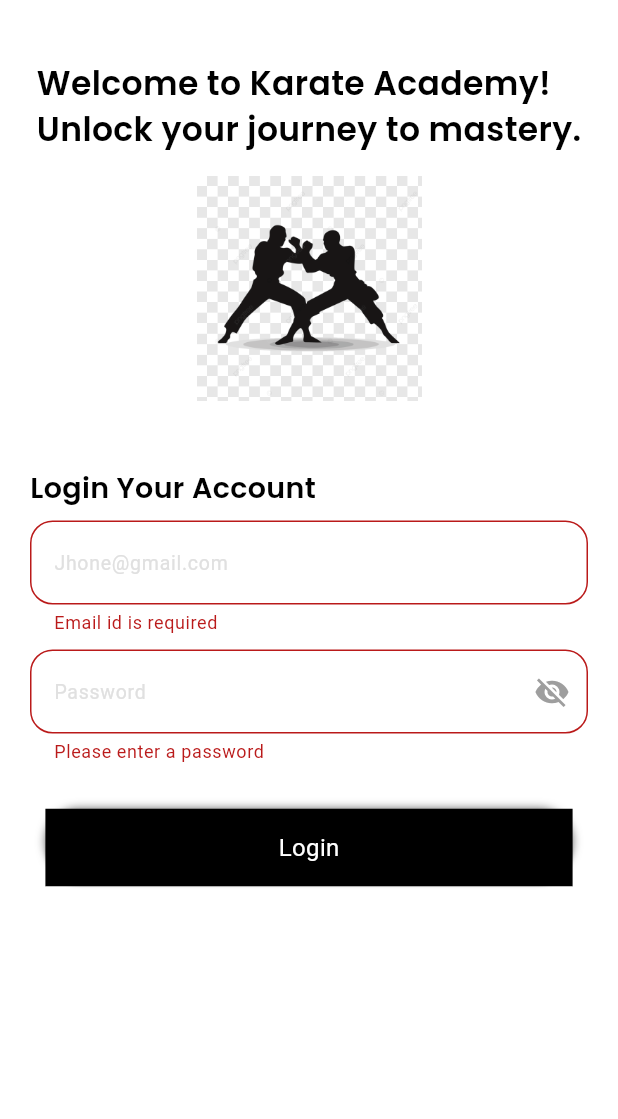
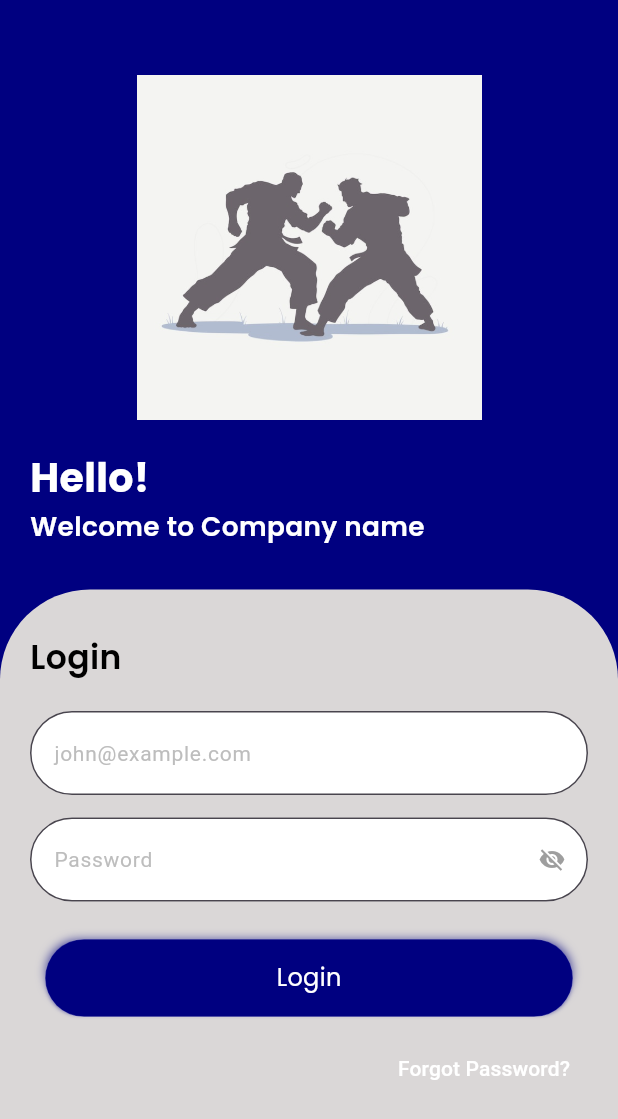
Before and after one commit to muhammadfazilkp/Karat-Champs, a Flutter app: the screen it shows after launch, after a tap on "Login", on a phone screen of 412 x 824 dp. Shown: the top 1119 px of the screen. Run offline on Flutter 3.47's test engine with Material 3 defaults, Android fonts, the phone set to English and light mode, and no system bars; our stand-ins replace flutter_screenutil, fluttertoast, shared_preferences, stacked; accounts and stored records are empty.

Commit message:
login ui changed

```diff
--- a/lib/app/router.dart
+++ b/lib/app/router.dart
@@ -9,7 +9,7 @@ class PageRouter {
     switch (settings.name) {
       case RoutePaths.login:
         return MaterialPageRoute(
-          builder: (context) => const Loginview(),
+          builder: (context) => const LoginView(),
           settings: settings,
         );
 
--- a/lib/constant/app_color.dart
+++ b/lib/constant/app_color.dart
@@ -1,8 +1,12 @@
 import 'package:flutter/material.dart';
 
-abstract class AppColors {
+abstract class Palete {
   static const Color black = Colors.black;
   static const Color bottom = Colors.white;
   static const Color appBar = Colors.yellow;
   static const Color text = Colors.black;
+  static const Color primaryColor = Color(0xFF000080);
+    static const Color lightGrey = Color(0xFFDAD7D7);
+
+
 }
--- a/lib/ui/login/loginview.dart
+++ b/lib/ui/login/loginview.dart
@@ -1,14 +1,14 @@
 import 'package:flutter/material.dart';
+import 'package:flutter_screenutil/flutter_screenutil.dart';
 import 'package:karatte_kid/app/utils.dart';
+import 'package:karatte_kid/constant/app_color.dart';
 import 'package:karatte_kid/constant/app_constant.dart';
-import 'package:karatte_kid/service/navigation_srvices.dart';
 import 'package:karatte_kid/ui/login/login_viewmodel.dart';
-import 'package:karatte_kid/widgets/tost.dart';
 import 'package:provider/provider.dart';
 import 'package:stacked/stacked.dart';
 
-class Loginview extends StatelessWidget {
-  const Loginview({super.key});
+class LoginView extends StatelessWidget {
+  const LoginView({super.key});
 
   @override
   Widget build(BuildContext context) {
@@ -16,80 +16,113 @@ class Loginview extends StatelessWidget {
       onViewModelReady: (viewModel) => viewModel.init(),
       builder: (context, model, _) {
         return Scaffold(
-          body: Container(
-            height: double.infinity,
-            width: double.infinity,
-            decoration: const BoxDecoration(
-              color: Colors.white,
-            ),
-            child: SingleChildScrollView(
-              child: Padding(
+          backgroundColor: Palete.primaryColor,
+          body: Column(
+            children: [
+              Padding(
                 padding:
-                    const EdgeInsets.symmetric(horizontal: 20, vertical: 40),
+                    const EdgeInsets.symmetric(horizontal: 20, vertical: 30),
                 child: Column(
                   crossAxisAlignment: CrossAxisAlignment.center,
                   children: [
-                    const Text(
-                      "Welcome to Karate Academy!\nUnlock your journey to mastery.",
-                      style: TextStyle(
-                        color: Colors.black,
-                        fontSize: 22,
-                        fontFamily: 'Poppins',
-                        fontWeight: FontWeight.w600,
-                      ),
-                      textAlign: TextAlign.start,
+                    const SizedBox(height: 20),
+                    // Image.asset('karatte_kid/assets/images/log_image.png',
+                    // height: 200,),/
+                    Image.asset(
+                      'assets/images/log_image.png',
+                      height: 230,
                     ),
-                    const SizedBox(height: 15),
 
-                    const Image(
-                      image: AssetImage('assets/images/karatte.png'),
-                      height: 150,
-                    ),
-                    const SizedBox(height: 45),
+                    const SizedBox(height: 20),
 
-                    const Align(
-                      alignment: Alignment.centerLeft,
+                    Align(
+                      alignment: Alignment.topLeft,
                       child: Text(
-                        'Login Your Account',
+                        "Hello!",
                         style: TextStyle(
-                          color: Colors.black,
-                          fontSize: 19,
-                          fontFamily: 'Poppins',
-                          fontWeight: FontWeight.w600,
-                        ),
+                            fontFamily: FontFamily.poppins,
+                            fontSize: 24.sp,
+                            color: Colors.white,
+                            fontWeight: FontWeight.bold),
+                        textAlign: TextAlign.start,
                       ),
                     ),
-                    const SizedBox(
-                      height: 8,
+                    Align(
+                      alignment: Alignment.topLeft,
+                      child: Text(
+                        "Welcome to Company name ",
+                        style: TextStyle(
+                            fontFamily: FontFamily.poppins,
+                            fontSize: 16.sp,
+                            color: Colors.white,
+                            fontWeight: FontWeight.w600),
+                        textAlign: TextAlign.start,
+                      ),
+                    )
+                  ],
+                ),
+              ),
+              Expanded(
+                child: Container(
+                  width: double.infinity,
+                  padding:
+                      const EdgeInsets.symmetric(horizontal: 20, vertical: 30),
+                  decoration: const BoxDecoration(
+                    color: Palete.lightGrey,
+                    borderRadius: BorderRadius.only(
+                      topLeft: Radius.circular(60),
+                      topRight: Radius.circular(60),
                     ),
-                    Form(
+                  ),
+                  child: SingleChildScrollView(
+                    child: Form(
                       key: model.formKey,
                       child: Column(
+                        crossAxisAlignment: CrossAxisAlignment.start,
                         children: [
+                          Text(
+                            "Login",
+                            style: TextStyle(
+                              color: Colors.black,
+                              fontSize: 22,
+                              fontFamily: FontFamily.poppins,
+                              fontWeight: FontWeight.w600,
+                            ),
+                          ),
+                          const SizedBox(height: 20),
+
                           TextFormField(
+                            controller: model.usernameController,
+                            keyboardType: TextInputType.emailAddress,
+                            validator: (value) => validateEmail(value),
                             decoration: InputDecoration(
-                              hintText: 'Jhone@gmail.com',
+                              filled: true,
+                              fillColor: Colors.white,
+                              hintText: 'john@example.com',
                               hintStyle: TextStyle(
-                                color: Colors.grey[300],
-                                fontSize: 13,
+                                color: Colors.grey[400],
+                                fontSize: 14,
                               ),
                               border: OutlineInputBorder(
-                                borderRadius: BorderRadius.circular(15),
+                                borderRadius: BorderRadius.circular(35),
                               ),
                             ),
-                            controller: model.usernameController,
-                            keyboardType: TextInputType.emailAddress,
-                            validator: (value) {
-                              return validateEmail(value);
-                            },
                           ),
-                          const SizedBox(height: 10),
+                          const SizedBox(height: 15),
+
                           TextFormField(
+                            controller: model.passcodeController,
+                            obscureText: !model.isPasswordVisible,
+                            validator: (value) => value!.isEmpty
+                                ? 'Please enter a password'
+                                : null,
                             decoration: InputDecoration(
+                              filled: true,
+                              fillColor: Colors.white,
                               hintText: 'Password',
                               hintStyle: TextStyle(
-                                color: Colors.grey[300],
-                                fontSize: 13,
+                                color: Colors.grey[400],
+                                fontSize: 14,
                               ),
                               suffixIcon: IconButton(
                                 icon: Icon(
@@ -97,51 +130,79 @@ class Loginview extends StatelessWidget {
                                       ? Icons.visibility
                                       : Icons.visibility_off,
                                   color: Colors.grey,
+                                  size: 18,
                                 ),
                                 onPressed: model.togglePasswordVisibility,
                               ),
                               border: OutlineInputBorder(
-                                borderRadius: BorderRadius.circular(15),
+                                borderRadius: BorderRadius.circular(35),
                               ),
                             ),
-                            obscureText: !model.isPasswordVisible,
-                            controller: model.passcodeController,
-                            validator: (value) {
-                              if (value == null || value.isEmpty) {
-                                return 'Please enter a password';
-                              }
-                              return null;
-                            },
+                          ),
+                          const SizedBox(height: 15),
+                          loginButton(
+                            label: "Login",
+                            onPressed: () {},
+                          ),
+
+                          // SizedBox(
+                          //   width: double.infinity,
+                          //   child: ElevatedButton(
+                          //     onPressed: () {
+                          //       if (model.formKey.currentState!.validate()) {
+                          //         model.login(
+                          //           model.usernameController.text.trim(),
+                          //           model.passcodeController.text.trim(),
+                          //         );
+                          //         if (model.isLogedIn!) {
+                          //           navigationService.pushNamedAndRemoveUntil(
+                          //               RoutePaths.homeview);
+                          //         } else {
+                          //           showToast(
+                          //               'Incorrect username or password. Please try again.');
+                          //         }
+                          //       }
+                          //     },
+                          //     style: ElevatedButton.styleFrom(
+                          //       backgroundColor: Colors.white,
+                          //       padding:
+                          //           const EdgeInsets.symmetric(vertical: 14),
+                          //       shape: RoundedRectangleBorder(
+                          //         borderRadius: BorderRadius.circular(15),
+                          //       ),
+                          //     ),
+                          //     child: Text(
+                          //       "Login",
+                          //       style: TextStyle(
+                          //           color: Colors.red,
+                          //           fontSize: 18,
+                          //           fontWeight: FontWeight.bold,
+                          //           fontFamily: FontFamily.poppins),
+                          //     ),
+                          //   ),
+                          // ),
+                          // // const SizedBox(height: 15),
+
+                          Align(
+                            alignment: Alignment.centerRight,
+                            child: TextButton(
+                              onPressed: () {},
+                              child: const Text(
+                                "Forgot Password?",
+                                style: TextStyle(
+                                  color: Colors.white,
+                                  fontSize: 14,
+                                ),
+                              ),
+                            ),
                           ),
                         ],
                       ),
                     ),
-                    const SizedBox(height: 20),
-
-                    /// **Login Button**
-                    loginButton(
-                      label: "Login",
-                      onPressed: () {
-                        if (model.formKey.currentState!.validate()) {
-                          model.login(
-                            model.usernameController.text.trim(),
-                            model.passcodeController.text.trim(),
-                          );
-                          if (model.isLogedIn!) {
-                            navigationService
-                                .pushNamedAndRemoveUntil(RoutePaths.homeview);
-                          }
-                          showToast(
-                              'Incorrect username or password. Please try again.');
-                        }
-                        model.usernameController.text = '';
-                        model.passcodeController.text = '';
-                      },
-                    ),
-                  ],
+                  ),
                 ),
               ),
-            ),
+            ],
           ),
         );
       },
@@ -172,15 +233,15 @@ Widget loginButton({
           color: Colors.white,
           style: BorderStyle.solid,
         ),
-        // borderRadius: BorderRadius.circular(30),
+        borderRadius: BorderRadius.circular(30),
         gradient: const LinearGradient(
           begin: Alignment.topCenter,
           end: Alignment.bottomCenter,
           stops: const [0, 0.5, 1],
           colors: [
-            Colors.black,
-            Colors.black,
-            Colors.black,
+            Palete.primaryColor,
+            Palete.primaryColor,
+            Palete.primaryColor
           ],
         ),
       ),
@@ -188,30 +249,30 @@ Widget loginButton({
       child: Container(
         alignment: Alignment.center,
         decoration: BoxDecoration(
-          color: Colors.black,
+          color: Palete.primaryColor,
           borderRadius: BorderRadius.circular(30),
           boxShadow: [
             BoxShadow(
               offset: const Offset(0.0, 4.0),
               blurRadius: 2.0,
               spreadRadius: 1.0,
-              color: Colors.black.withOpacity(0.8),
+              color: Palete.primaryColor.withOpacity(0.8),
             ),
             BoxShadow(
               offset: const Offset(0.0, -4.0),
               blurRadius: 5.0,
               spreadRadius: 2.0,
-              color: Colors.black.withOpacity(0.8),
+              color: Palete.primaryColor.withOpacity(0.8),
             ),
           ],
           gradient: const LinearGradient(
             begin: Alignment.topCenter,
             end: Alignment.bottomCenter,
-            stops: const [0, 0.5, 1],
+            stops: [0, 0.5, 1],
             colors: [
-              Colors.black,
-              Colors.black,
-              Colors.black,
+              Palete.primaryColor,
+              Palete.primaryColor,
+              Palete.primaryColor
             ],
           ),
         ),
@@ -220,16 +281,16 @@ Widget loginButton({
         margin: const EdgeInsets.all(0),
         child: (isBusy ?? false)
             ? const CircularProgressIndicator(
-                color: Colors.white, // Progress indicator is white
+                color: Colors.white,
                 strokeWidth: 2,
               )
             : Text(
                 label,
-                style: const TextStyle(
+                style:  TextStyle(
                   fontSize: 16,
                   fontWeight: FontWeight.w400,
-                  color: Color(
-                      0xffFFFFFF), // Text color is white for visibility on black
+                  fontFamily: FontFamily.poppins,
+                  color: const  Color(0xffFFFFFF),
                 ),
               ),
       ),
--- a/pubspec.yaml
+++ b/pubspec.yaml
@@ -69,7 +69,7 @@ flutter:
 
   # To add assets to your application, add an assets section, like this:
   assets:
-   - assets/images/
+    - assets/images/
   #   - images/a_dot_ham.jpeg
 
   # An image asset can refer to one or more resolution-specific "variants", see
```
